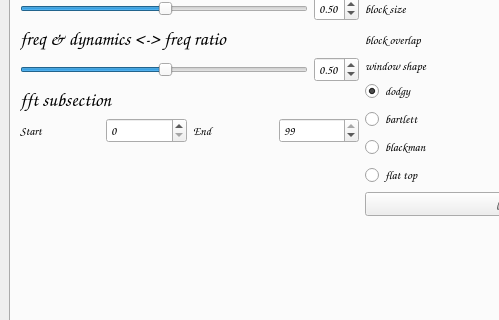
This is samplebrain/interface/samplebrain.ui in aeiouaeiouaeiouaeiouaeiouaeiou/samplebrain as Qt 5 draws it before an edit; both pictures show x 0 to 499 and y 121 to 441 of the 724 by 613 pixel window. The edited form follows.
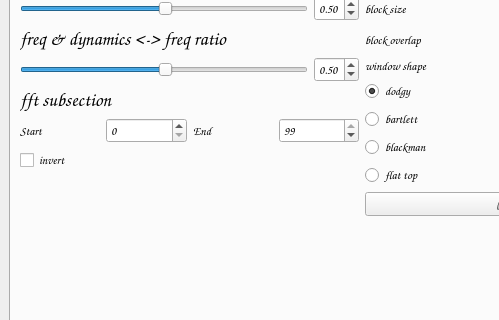
This is the edited form. Icons and pictures are not drawn.

Commit message: invert mode added

Patch:
```diff
--- a/samplebrain/interface/samplebrain.ui
+++ b/samplebrain/interface/samplebrain.ui
@@ -214,6 +214,25 @@
             </item>
            </layout>
           </item>
+          <item>
+           <widget class="QCheckBox" name="checkBoxInvert">
+            <property name="sizeIncrement">
+             <size>
+              <width>0</width>
+              <height>0</height>
+             </size>
+            </property>
+            <property name="text">
+             <string>invert</string>
+            </property>
+            <property name="iconSize">
+             <size>
+              <width>16</width>
+              <height>16</height>
+             </size>
+            </property>
+           </widget>
+          </item>
           <item>
            <spacer name="verticalSpacer_3">
             <property name="orientation">
```
Left out of the diff: 17 changed lines with no effect on the pictures. The commit also changes 7 other files.
